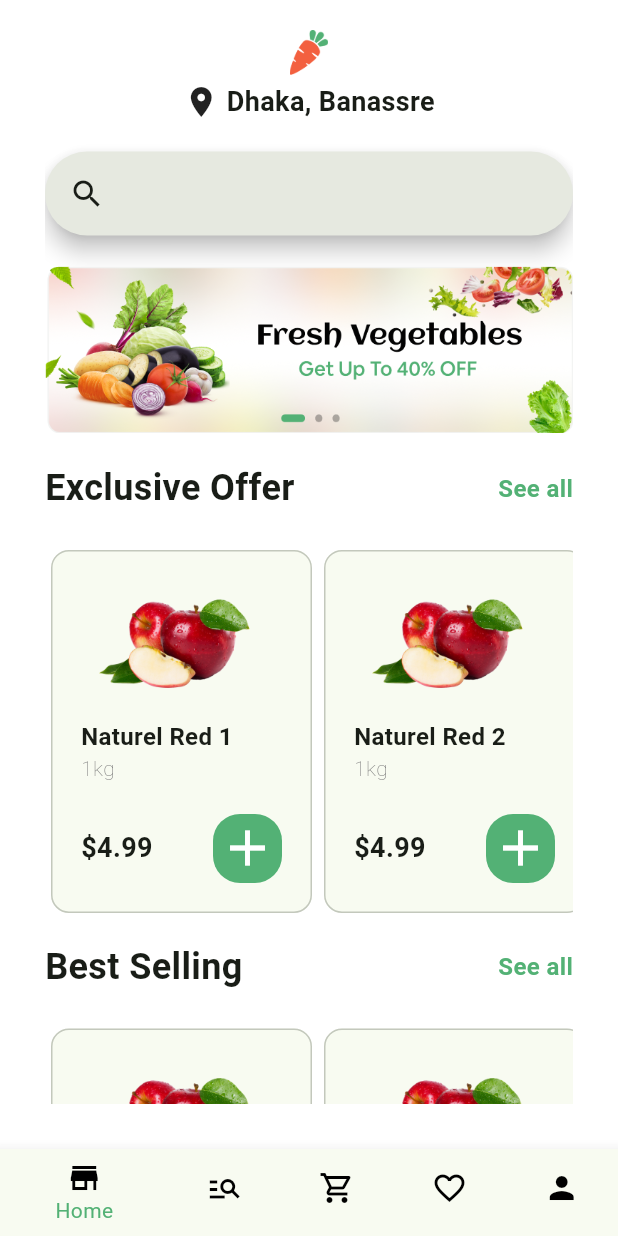
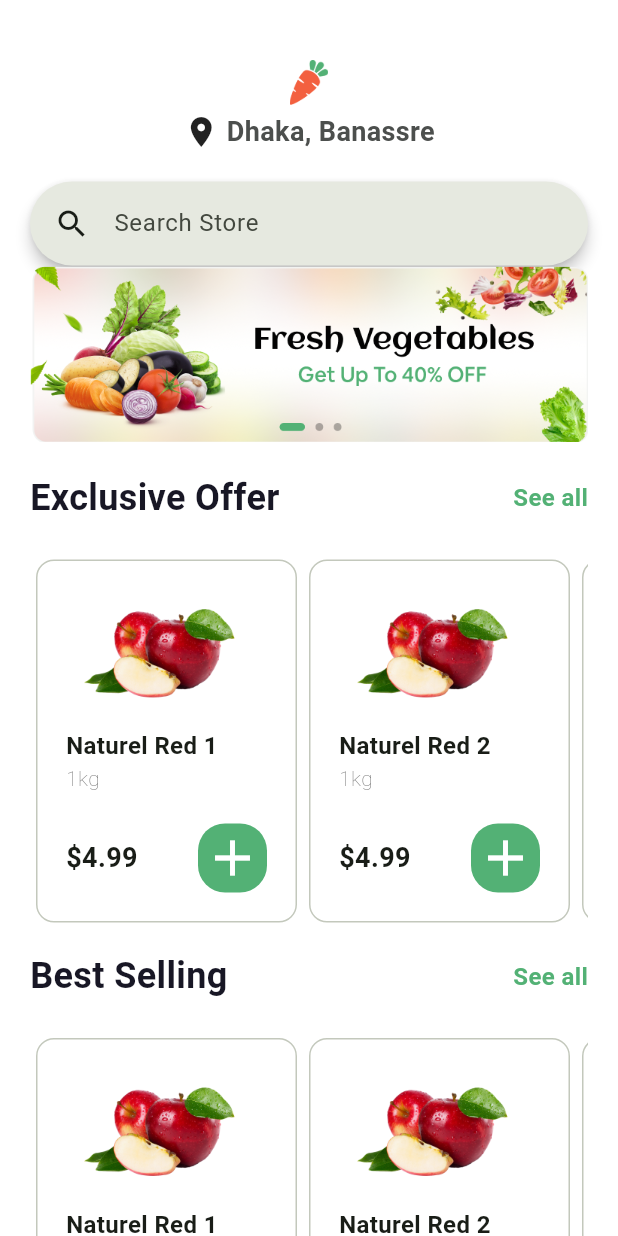
Before and after one commit to conanWinner/Flutter_conanWinner, a Flutter app: the HomePage screen opened directly, on a phone screen of 412 x 824 dp. Run offline on Flutter 3.47's test engine with Material 3 defaults, Android fonts, the phone set to English and light mode, and no system bars.

```diff
--- a/lib/home.dart
+++ b/lib/home.dart
@@ -1,12 +1,6 @@
 import 'package:flutter/material.dart';
 import 'package:flutter_w1/detail.dart';
 
-class HomePage extends StatefulWidget {
-  const HomePage({super.key});
-
-  @override
-  State<HomePage> createState() => _HomePageState();
-}
 
 List<List<String>> card = [
   ["assets/images/apple.png", "Naturel Red 1", "1kg", "4.99"],
@@ -20,30 +14,43 @@ List<List<String>> subCard = [
   ["assets/images/apple.png", "Rice"],
 ];
 
+class HomePage extends StatefulWidget {
+  const HomePage({super.key});
+
+  @override
+  State<HomePage> createState() => _HomePageState();
+}
 
 class _HomePageState extends State<HomePage> {
-
   @override
   Widget build(BuildContext context) {
     return Scaffold(
       body: Container(
-        padding: EdgeInsets.fromLTRB(30, 0, 30, 30),
         constraints: BoxConstraints.expand(),
         color: Colors.white,
-        child: ListView(
+        child: Column(
           children: [
             Padding(
-              padding: const EdgeInsets.only(top: 20, bottom: 5),
-                child: Image.asset("assets/images/icon_signin.png", height: 30)),
+              padding: const EdgeInsets.only(top: 40, bottom: 5),
+              child: Image.asset("assets/images/icon_signin.png", height: 30),
+            ),
             Row(
               spacing: 5,
               mainAxisAlignment: MainAxisAlignment.center,
               children: [
                 Icon(Icons.location_on),
-                Text("Dhaka, Banassre", style: TextStyle(fontWeight: FontWeight.w600, fontSize: 18),)
+                Text(
+                  "Dhaka, Banassre",
+                  style: TextStyle(
+                    fontWeight: FontWeight.w600,
+                    fontSize: 18,
+                    color: Color(0xff4C4F4D),
+                  ),
+                ),
               ],
             ),
-            Padding(padding: EdgeInsets.only(bottom: 10, top: 20),
+            Padding(
+              padding: EdgeInsets.only(bottom: 0, top: 20, right: 20, left: 20),
               child: SearchAnchor(
                 builder: (BuildContext context, SearchController controller) {
                   return SearchBar(
@@ -58,39 +65,50 @@ class _HomePageState extends State<HomePage> {
                       controller.openView();
                     },
                     leading: const Icon(Icons.search),
+                    hintText: "Search Store",
+                    elevation: WidgetStatePropertyAll(4),
                   );
                 },
-                  suggestionsBuilder: (context, controller) => {},),
+                suggestionsBuilder: (context, controller) => {},
               ),
+            ),
+
+            Expanded(
+              child: ListView(
+                children: [
                   Container(
-              margin: EdgeInsets.fromLTRB(0, 10, 0, 20),
+                    margin: EdgeInsets.fromLTRB(20, 0, 20, 20),
                     child: Image.asset("assets/images/top_img.png"),
                   ),
 
-            _Content(title: "Exclusive Offer", card: card, checkSubCard: false,),
-            _Content(title: "Best Selling", card: card, checkSubCard: false,),
-            _Content(title: "Groceries", card: card, checkSubCard: true,),
-
-          ]
-        )
+                  _Content(
+                    title: "Exclusive Offer",
+                    card: card,
+                    checkSubCard: false,
                   ),
-      bottomNavigationBar: BottomNavigationBar(items: const <BottomNavigationBarItem>
-      [
-        BottomNavigationBarItem(icon: Icon(Icons.store_mall_directory_sharp, color: Colors.black,), label: 'Home'),
-        BottomNavigationBarItem(icon: Icon(Icons.manage_search_outlined, color: Colors.black), label: 'Explore'),
-        BottomNavigationBarItem(icon: Icon(Icons.shopping_cart_outlined, color: Colors.black), label: 'Cart'),
-        BottomNavigationBarItem(icon: Icon(Icons.favorite_outline, color: Colors.black), label: 'Favorite'),
-        BottomNavigationBarItem(icon: Icon(Icons.person, color: Colors.black), label: 'Account')
-
+                  _Content(
+                    title: "Best Selling",
+                    card: card,
+                    checkSubCard: false,
+                  ),
+                  _Content(title: "Groceries", card: card, checkSubCard: true),
                 ],
-        selectedItemColor: Color(0xff53B175),
+              ),
+            ),
+          ],
+        ),
       ),
     );
+
   }
 }
 
 class _Content extends StatelessWidget {
-  _Content({required this.title, required this.card, required this.checkSubCard});
+  _Content({
+    required this.title,
+    required this.card,
+    required this.checkSubCard,
+  });
 
   final String title;
   final List<List<String>> card;
@@ -104,67 +122,116 @@ class _Content extends StatelessWidget {
   @override
   Widget build(BuildContext context) {
     return Container(
-      margin: EdgeInsets.only(bottom: 15),
+      margin: EdgeInsets.only(bottom: 15, left: 20, right: 20),
       child: Column(
-          children:
-          [
+        children: [
           Row(
             mainAxisAlignment: MainAxisAlignment.spaceBetween,
             crossAxisAlignment: CrossAxisAlignment.center,
             children: [
-                Text(title, style: TextStyle(fontSize: 24, fontWeight: FontWeight.w600),),
-                Text("See all", style: TextStyle(fontSize: 16, fontWeight: FontWeight.w600, color: Color(0xff53B175))),
+              Text(
+                title,
+                style: TextStyle(
+                  fontSize: 24,
+                  fontWeight: FontWeight.w600,
+                  color: Color(0xff181725),
+                ),
+              ),
+              Text(
+                "See all",
+                style: TextStyle(
+                  fontSize: 16,
+                  fontWeight: FontWeight.w600,
+                  color: Color(0xff53B175),
+                ),
+              ),
             ],
-
           ),
 
-            checkSubCard ? Column(
+          checkSubCard
+              ? Column(
             children: [
               Container(
                 margin: EdgeInsets.only(top: 20),
                 height: 105,
-                    child: ListView.builder(scrollDirection: Axis.horizontal, itemCount: card.length, itemBuilder: (context, index) {
-                      return Card.outlined(child: _SubCard(image: subCard[index][0], cardName: subCard[index][1]));
+                child: ListView.builder(
+                  scrollDirection: Axis.horizontal,
+                  itemCount: card.length,
+                  itemBuilder: (context, index) {
+                    return Card.outlined(
+                      child: _SubCard(
+                        image: subCard[index][0],
+                        cardName: subCard[index][1],
+                      ),
+                    );
                   },
-                    )
+                ),
               ),
 
               Container(
                 margin: EdgeInsets.only(top: 20),
                 height: 250,
-                    child: ListView.builder(scrollDirection: Axis.horizontal, itemCount: card.length, itemBuilder: (context, index) {
-                      return Card.outlined(child: _SampleCard(image: card[index][0], quality: card[index][2], cardName: card[index][1], price: card[index][3],));
-
+                child: ListView.builder(
+                  scrollDirection: Axis.horizontal,
+                  itemCount: card.length,
+                  itemBuilder: (context, index) {
+                    return Card.outlined(
+                      color: Colors.white,
+                      child: _SampleCard(
+                        image: card[index][0],
+                        quality: card[index][2],
+                        cardName: card[index][1],
+                        price: card[index][3],
+                      ),
+                    );
                   },
-                    )
+                ),
               ),
             ],
-            ): Container(
+          )
+              : Container(
             margin: EdgeInsets.only(top: 20),
             height: 250,
-                child: ListView.builder(scrollDirection: Axis.horizontal, itemCount: card.length, itemBuilder: (context, index) {
+            child: ListView.builder(
+              scrollDirection: Axis.horizontal,
+              itemCount: card.length,
+              itemBuilder: (context, index) {
                 return GestureDetector(
-                    onTap: () => {
+                  onTap:
+                      () => {
                     Navigator.push(
                       context,
-                        MaterialPageRoute(builder: (context) => DetailPage()),
-                      )
+                      MaterialPageRoute(
+                        builder: (context) => DetailPage(),
+                      ),
+                    ),
                   },
-                    child: Card.outlined(child: _SampleCard(image: card[index][0], quality: card[index][2], cardName: card[index][1], price: card[index][3],))
+                  child: Card.outlined(
+                    color: Colors.white,
+                    child: _SampleCard(
+                      image: card[index][0],
+                      quality: card[index][2],
+                      cardName: card[index][1],
+                      price: card[index][3],
+                    ),
+                  ),
                 );
               },
-                )
             ),
-
-          ]
+          ),
+        ],
       ),
     );
   }
 }
 
-
 class _SampleCard extends StatelessWidget {
-  const _SampleCard({required this.image, required this.cardName,  required this.quality, required this.price});
+  const _SampleCard({
+    required this.image,
+    required this.cardName,
+    required this.quality,
+    required this.price,
+  });
   final String image;
   final String cardName;
   final String quality;
@@ -172,21 +239,36 @@ class _SampleCard extends StatelessWidget {
 
   @override
   Widget build(BuildContext context) {
-    return SizedBox(width: 174, height: 250,
+    return SizedBox(
+      width: 174,
+      height: 250,
       child: Column(
         mainAxisAlignment: MainAxisAlignment.spaceBetween,
         crossAxisAlignment: CrossAxisAlignment.start,
         spacing: 20,
         children: [
-            Container(margin: EdgeInsets.only(left: 30, top: 30),child: Image.asset(image, width: 104,)),
+          Container(
+            margin: EdgeInsets.only(left: 30, top: 30),
+            child: Image.asset(image, width: 104),
+          ),
           Container(
             margin: EdgeInsets.only(left: 20),
             child: Column(
               mainAxisAlignment: MainAxisAlignment.spaceBetween,
               crossAxisAlignment: CrossAxisAlignment.start,
               children: [
-                  Text(cardName, style: TextStyle(fontWeight: FontWeight.w600, fontSize: 16),),
-                  Text(quality, style: TextStyle(fontWeight: FontWeight.w100, fontSize: 14, color: Color(0xff7C7C7C)))
+                Text(
+                  cardName,
+                  style: TextStyle(fontWeight: FontWeight.w600, fontSize: 16),
+                ),
+                Text(
+                  quality,
+                  style: TextStyle(
+                    fontWeight: FontWeight.w100,
+                    fontSize: 14,
+                    color: Color(0xff7C7C7C),
+                  ),
+                ),
               ],
             ),
           ),
@@ -195,7 +277,10 @@ class _SampleCard extends StatelessWidget {
             child: Row(
               mainAxisAlignment: MainAxisAlignment.spaceBetween,
               children: [
-                  Text("\$${price}", style: TextStyle(fontSize: 18, fontWeight: FontWeight.w600),),
+                Text(
+                  "\$${price}",
+                  style: TextStyle(fontSize: 18, fontWeight: FontWeight.w600),
+                ),
                 Container(
                   decoration: BoxDecoration(
                     color: Color(0xff53B175),
@@ -204,19 +289,15 @@ class _SampleCard extends StatelessWidget {
                   height: 46,
                   width: 46,
                   // color: ,
-                      child: Icon(Icons.add, color: Colors.white, size: 40,))
-                ]
+                  child: Icon(Icons.add, color: Colors.white, size: 40),
                 ),
-            )
               ],
-        )
-
-
-
-
+            ),
+          ),
+        ],
+      ),
     );
   }
-
 }
 
 class _SubCard extends StatelessWidget {
@@ -226,13 +307,25 @@ class _SubCard extends StatelessWidget {
 
   @override
   Widget build(BuildContext context) {
-    return SizedBox(width: 250, height: 105,
+    return SizedBox(
+      width: 250,
+      height: 105,
       child: Row(
         children: [
-            Container(margin: EdgeInsets.only( right: 10), child: Image.asset(image, height: 72,)),
-            Text(cardName, style: TextStyle(fontWeight: FontWeight.w600, fontSize: 20, color: Color(0xff3E423F)),)
+          Container(
+            margin: EdgeInsets.only(right: 10),
+            child: Image.asset(image, height: 72),
+          ),
+          Text(
+            cardName,
+            style: TextStyle(
+              fontWeight: FontWeight.w600,
+              fontSize: 20,
+              color: Color(0xff3E423F),
+            ),
+          ),
         ],
-        )
+      ),
     );
   }
 }
```
Also changed, not shown: lib/account.dart (added, +164 -0 lines), lib/cart.dart (added, +15 -0 lines), lib/detail.dart (+28 -21 lines), lib/explore.dart (added, +130 -0 lines), lib/favourite.dart (added, +15 -0 lines), lib/navigate.dart (added, +66 -0 lines), lib/signin.dart (+4 -3 lines), lib/signup.dart (+31 -23 lines), assets/images/about.png (added), assets/images/address.png (added), assets/images/avt.png (added), assets/images/help.png (added), assets/images/mydetails.png (added), assets/images/notifi.png (added), 4 more files. Lines whose indentation alone changed are shown as unchanged.
